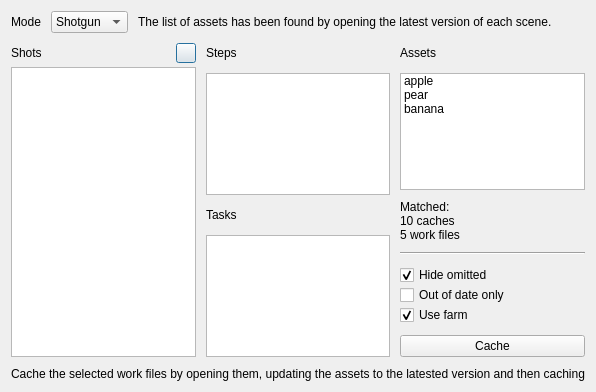
Before: the Qt Designer form scripts/maya_psyhive/tools/batch_cache/batch_cache.ui in Psyop/psyhive, drawn with Qt 5.
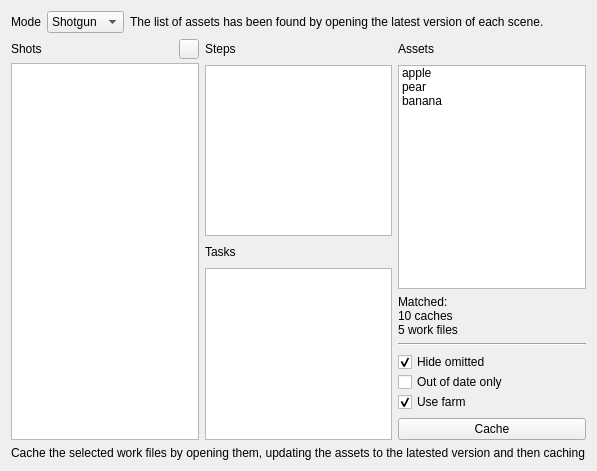
After: the same form once the commit is applied. Icons and pictures are not drawn. Custom widgets are drawn as their Qt base class.

Commit message: batch cache: use QWidget not QDialog for stability for kcassidy deleted c++ issue | maya_psyhive: tools.batch_cache use QWidget not QDialog for stability, psyhive: qt.HUiInterface added QWidget handling, qt.HUiInterface.read_setting bugfix apply QCheckBox setting,

```diff
--- a/scripts/maya_psyhive/tools/batch_cache/batch_cache.ui
+++ b/scripts/maya_psyhive/tools/batch_cache/batch_cache.ui
@@ -1,23 +1,70 @@
 <?xml version="1.0" encoding="UTF-8"?>
 <ui version="4.0">
- <class>RecacherUi</class>
- <widget class="QDialog" name="RecacherUi">
+ <class>BatchCacheUi</class>
+ <widget class="QWidget" name="BatchCacheUi">
   <property name="geometry">
    <rect>
     <x>0</x>
     <y>0</y>
-    <width>590</width>
-    <height>392</height>
+    <width>597</width>
+    <height>471</height>
    </rect>
   </property>
   <property name="windowTitle">
    <string>Batch cache</string>
   </property>
   <layout class="QGridLayout" name="gridLayout">
-   <property name="spacing">
-    <number>10</number>
-   </property>
-   <item row="2" column="0">
+   <item row="0" column="0">
+    <layout class="QHBoxLayout" name="horizontalLayout_3">
+     <item>
+      <widget class="QLabel" name="label_7">
+       <property name="maximumSize">
+        <size>
+         <width>30</width>
+         <height>80</height>
+        </size>
+       </property>
+       <property name="text">
+        <string>Mode</string>
+       </property>
+      </widget>
+     </item>
+     <item>
+      <widget class="QComboBox" name="mode">
+       <property name="minimumSize">
+        <size>
+         <width>77</width>
+         <height>0</height>
+        </size>
+       </property>
+       <property name="maximumSize">
+        <size>
+         <width>77</width>
+         <height>16777215</height>
+        </size>
+       </property>
+       <item>
+        <property name="text">
+         <string>Shotgun</string>
+        </property>
+       </item>
+       <item>
+        <property name="text">
+         <string>Disk</string>
+        </property>
+       </item>
+      </widget>
+     </item>
+     <item>
+      <widget class="QLabel" name="mode_info">
+       <property name="text">
+        <string>The list of assets has been found by opening the latest version of each scene.</string>
+       </property>
+      </widget>
+     </item>
+    </layout>
+   </item>
+   <item row="1" column="0">
     <layout class="QHBoxLayout" name="horizontalLayout_2">
      <item>
       <layout class="QVBoxLayout" name="verticalLayout_2">
@@ -215,57 +262,7 @@
      </item>
     </layout>
    </item>
-   <item row="1" column="0">
-    <layout class="QHBoxLayout" name="horizontalLayout_3">
-     <item>
-      <widget class="QLabel" name="label_7">
-       <property name="maximumSize">
-        <size>
-         <width>30</width>
-         <height>80</height>
-        </size>
-       </property>
-       <property name="text">
-        <string>Mode</string>
-       </property>
-      </widget>
-     </item>
-     <item>
-      <widget class="QComboBox" name="mode">
-       <property name="minimumSize">
-        <size>
-         <width>77</width>
-         <height>0</height>
-        </size>
-       </property>
-       <property name="maximumSize">
-        <size>
-         <width>77</width>
-         <height>16777215</height>
-        </size>
-       </property>
-       <item>
-        <property name="text">
-         <string>Shotgun</string>
-        </property>
-       </item>
-       <item>
-        <property name="text">
-         <string>Disk</string>
-        </property>
-       </item>
-      </widget>
-     </item>
-     <item>
-      <widget class="QLabel" name="mode_info">
-       <property name="text">
-        <string>The list of assets has been found by opening the latest version of each scene.</string>
-       </property>
-      </widget>
-     </item>
-    </layout>
-   </item>
-   <item row="3" column="0">
+   <item row="2" column="0">
     <widget class="QLabel" name="label_5">
      <property name="text">
       <string>Cache the selected work files by opening them, updating the assets to the latested version and then caching</string>
```
The commit also changes 4 other files.
